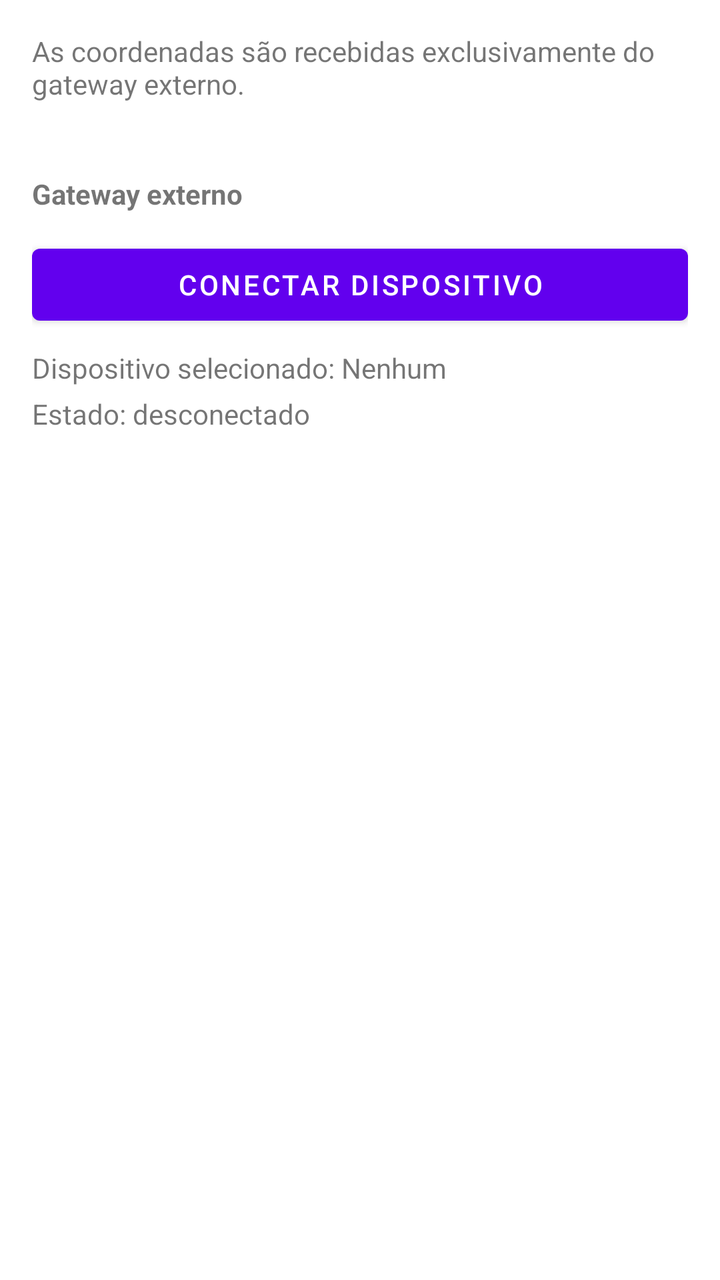
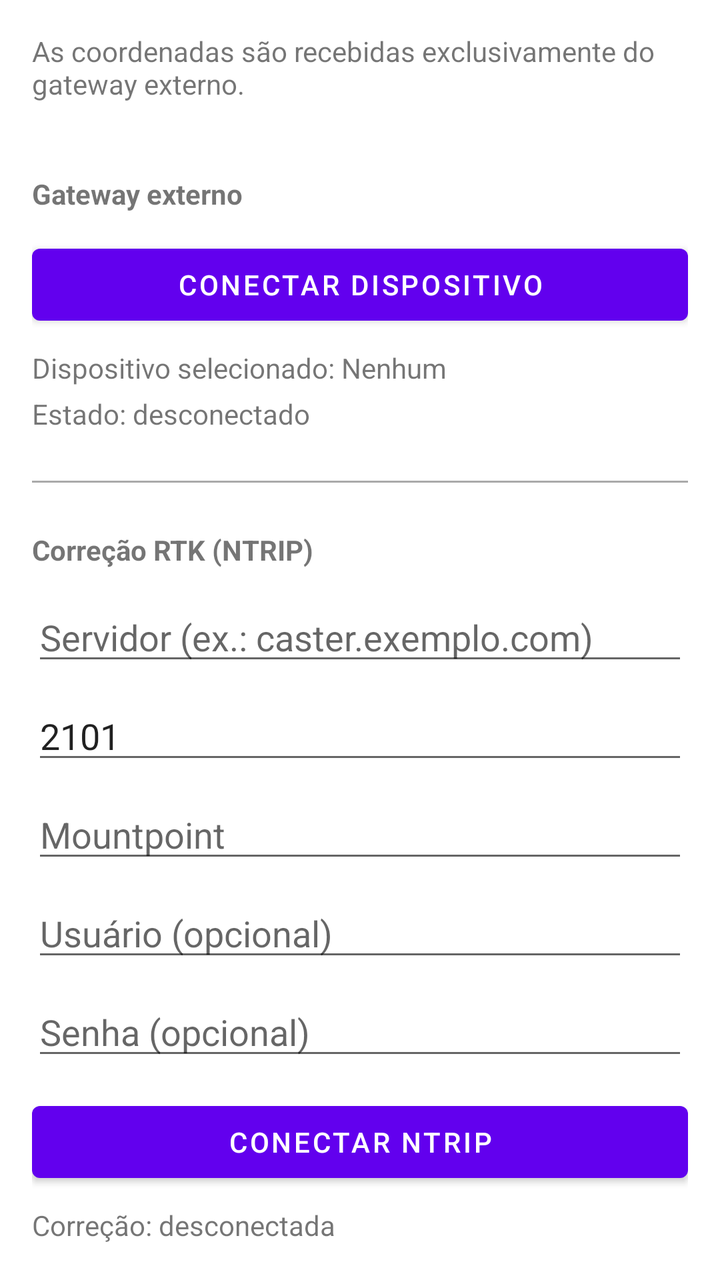

Compare the two renders of this Android layout. The source of the first and the diff that turns it into the second are given below.
<!-- AndroidManifest.xml: application theme Theme.MonitorAgricola -->
<!-- res/layout/activity_settings.xml -->
<?xml version="1.0" encoding="utf-8"?>
<ScrollView xmlns:android="http://schemas.android.com/apk/res/android"
    android:layout_width="match_parent"
    android:layout_height="match_parent"
    android:padding="16dp">

    <LinearLayout
        android:layout_width="match_parent"
        android:layout_height="wrap_content"
        android:orientation="vertical">

        <TextView
            android:id="@+id/tvGatewayInfo"
            android:layout_width="match_parent"
            android:layout_height="wrap_content"
            android:text="@string/settings_gateway_coordinates_info"
            android:layout_marginBottom="12dp" />

        <TextView
            android:id="@+id/tvGatewaySectionTitle"
            android:layout_width="match_parent"
            android:layout_height="wrap_content"
            android:layout_marginTop="24dp"
            android:text="@string/settings_gateway_section_title"
            android:textStyle="bold" />

        <Button
            android:id="@+id/btnGatewayConnect"
            android:layout_width="match_parent"
            android:layout_height="wrap_content"
            android:layout_marginTop="12dp"
            android:text="@string/settings_gateway_connect_button" />

        <TextView
            android:id="@+id/tvGatewayDevice"
            android:layout_width="match_parent"
            android:layout_height="wrap_content"
            android:layout_marginTop="8dp"
            android:text="@string/settings_gateway_selected_device_default" />

        <TextView
            android:id="@+id/tvGatewayStatus"
            android:layout_width="match_parent"
            android:layout_height="wrap_content"
            android:layout_marginTop="4dp"
            android:text="@string/settings_gateway_status_disconnected" />

    </LinearLayout>

</ScrollView>
<!-- resources referenced by this layout -->
<resources>
  <string name="settings_gateway_connect_button">Conectar dispositivo</string>
  <string name="settings_gateway_coordinates_info">As coordenadas são recebidas exclusivamente do gateway externo.</string>
  <string name="settings_gateway_section_title">Gateway externo</string>
  <string name="settings_gateway_selected_device_default">Dispositivo selecionado: Nenhum</string>
  <string name="settings_gateway_status_disconnected">Estado: desconectado</string>
  <style name="Theme.MonitorAgricola" parent="Theme.MaterialComponents.Light.NoActionBar">
          
          <item name="colorPrimary">@color/purple_500</item>
          <item name="colorPrimaryVariant">@color/purple_700</item>
          <item name="colorOnPrimary">@color/white</item>
          <item name="colorSecondary">@color/teal_200</item>
          <item name="colorSecondaryVariant">@color/teal_700</item>
          <item name="colorOnSecondary">@color/black</item>
          <item name="android:windowTranslucentNavigation">false</item>
      </style>
  <color name="purple_500">#FF6200EE</color>
  <color name="purple_700">#FF3700B3</color>
  <color name="white">#FFFFFFFF</color>
  <color name="teal_200">#FF03DAC5</color>
  <color name="teal_700">#FF018786</color>
  <color name="black">#FF000000</color>
</resources>

<!-- the commit's change to res/layout/activity_settings.xml (unified diff, before → after) -->
@@ -45,6 +45,76 @@
             android:layout_marginTop="4dp"
             android:text="@string/settings_gateway_status_disconnected" />
 
+        <View
+            android:layout_width="match_parent"
+            android:layout_height="1dp"
+            android:layout_marginTop="24dp"
+            android:background="@android:color/darker_gray" />
+
+        <TextView
+            android:id="@+id/tvNtripSectionTitle"
+            android:layout_width="match_parent"
+            android:layout_height="wrap_content"
+            android:layout_marginTop="24dp"
+            android:text="@string/settings_ntrip_section_title"
+            android:textStyle="bold" />
+
+        <EditText
+            android:id="@+id/etNtripHost"
+            android:layout_width="match_parent"
+            android:layout_height="wrap_content"
+            android:layout_marginTop="12dp"
+            android:hint="@string/settings_ntrip_host_hint"
+            android:inputType="textUri" />
+
+        <EditText
+            android:id="@+id/etNtripPort"
+            android:layout_width="match_parent"
+            android:layout_height="wrap_content"
+            android:layout_marginTop="8dp"
+            android:hint="@string/settings_ntrip_port_hint"
+            android:inputType="number"
+            android:text="2101" />
+
+        <EditText
+            android:id="@+id/etNtripMount"
+            android:layout_width="match_parent"
+            android:layout_height="wrap_content"
+            android:layout_marginTop="8dp"
+            android:hint="@string/settings_ntrip_mount_hint"
+            android:inputType="text" />
+
+        <EditText
+            android:id="@+id/etNtripUser"
+            android:layout_width="match_parent"
+            android:layout_height="wrap_content"
+            android:layout_marginTop="8dp"
+            android:hint="@string/settings_ntrip_username_hint"
+            android:inputType="textEmailAddress" />
+
+        <EditText
+            android:id="@+id/etNtripPassword"
+            android:layout_width="match_parent"
+            android:layout_height="wrap_content"
+            android:layout_marginTop="8dp"
+            android:hint="@string/settings_ntrip_password_hint"
+            android:inputType="textPassword" />
+
+        <Button
+            android:id="@+id/btnNtripConnect"
+            android:layout_width="match_parent"
+            android:layout_height="wrap_content"
+            android:layout_marginTop="12dp"
+            android:text="@string/settings_ntrip_connect_button" />
+
+        <TextView
+            android:id="@+id/tvNtripStatus"
+            android:layout_width="match_parent"
+            android:layout_height="wrap_content"
+            android:layout_marginTop="8dp"
+            android:text="@string/settings_ntrip_status_disconnected" />
+
+
     </LinearLayout>
 
 </ScrollView>
<!-- resource entries referenced after the edit -->
@@ -5,6 +5,14 @@
   <string name="settings_gateway_section_title">Gateway externo</string>
   <string name="settings_gateway_selected_device_default">Dispositivo selecionado: Nenhum</string>
   <string name="settings_gateway_status_disconnected">Estado: desconectado</string>
+  <string name="settings_ntrip_connect_button">Conectar NTRIP</string>
+  <string name="settings_ntrip_host_hint">Servidor (ex.: caster.exemplo.com)</string>
+  <string name="settings_ntrip_mount_hint">Mountpoint</string>
+  <string name="settings_ntrip_password_hint">Senha (opcional)</string>
+  <string name="settings_ntrip_port_hint">Porta (ex.: 2101)</string>
+  <string name="settings_ntrip_section_title">Correção RTK (NTRIP)</string>
+  <string name="settings_ntrip_status_disconnected">Correção: desconectada</string>
+  <string name="settings_ntrip_username_hint">Usuário (opcional)</string>
   <style name="Theme.MonitorAgricola" parent="Theme.MaterialComponents.Light.NoActionBar">
           
           <item name="colorPrimary">@color/purple_500</item>
